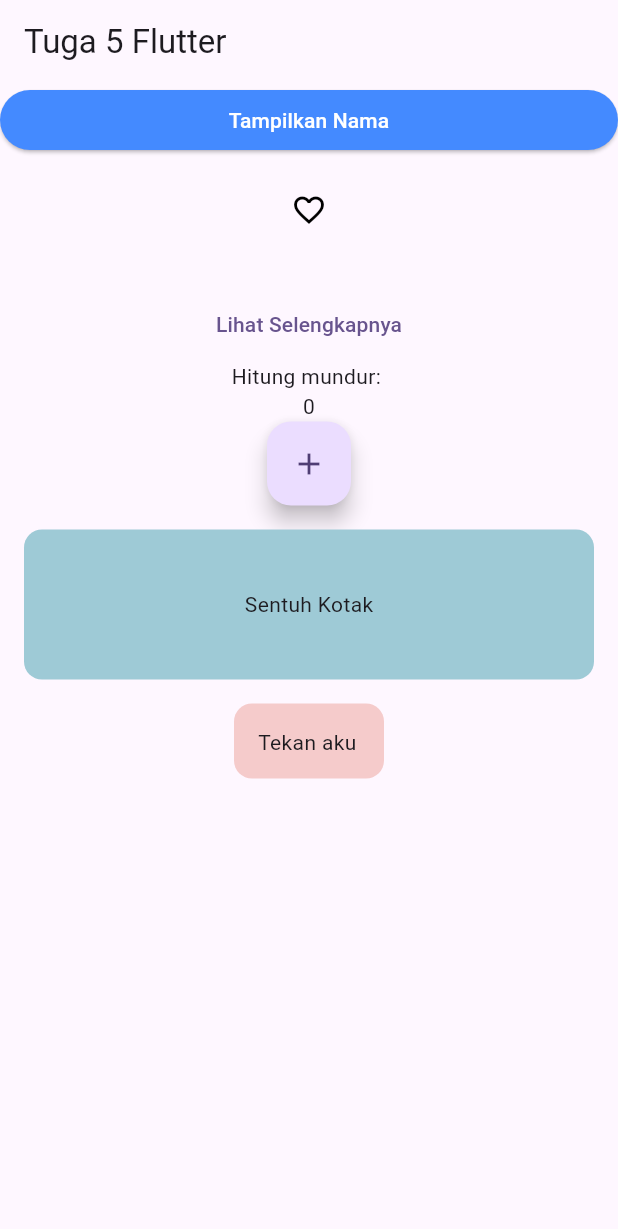
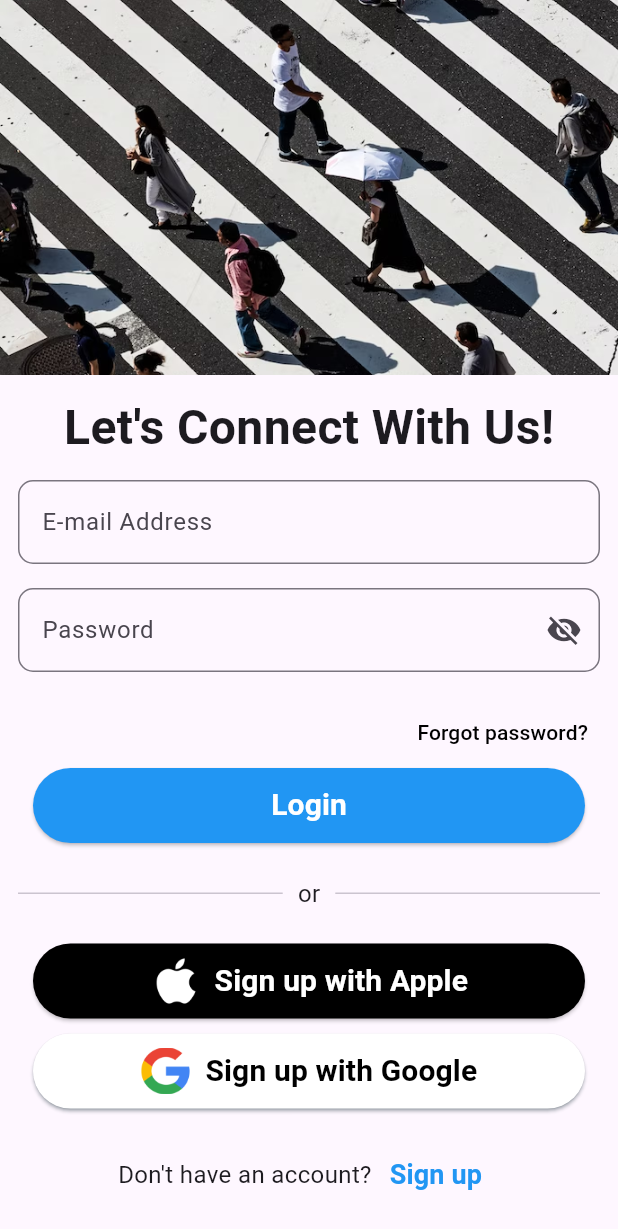
Before and after one commit to windwlndr/belajar_flutter_windu, a Flutter app: the screen it shows after launch, on a phone screen of 412 x 824 dp. Shown: the top 1229 px of the screen. Run offline on Flutter 3.47's test engine with Material 3 defaults, Android fonts, the phone set to English and light mode, and no system bars; Roboto replaces fonts that are missing (Work Sans).

Commit message:
tugas slicing login

```diff
--- /dev/null
+++ b/lib/day13/fill_form_widget.dart
@@ -0,0 +1,34 @@
+import 'package:flutter/material.dart';
+
+class fillForm extends StatelessWidget {
+  const fillForm({
+    super.key, required this.textFill, this.click,  this.isPassword = false, this.isVisibility = false
+  });
+  final String textFill;
+  final void Function()? click;
+  final bool isPassword;
+  final bool isVisibility;
+
+
+  @override
+  Widget build(BuildContext context) {
+    return TextField(
+      obscureText: isVisibility,
+      obscuringCharacter: "*",
+      decoration:
+      InputDecoration(
+        border: OutlineInputBorder(
+          borderRadius: BorderRadius.circular(10),
+        ),
+        hintText: textFill,
+        suffixIcon:
+        isPassword?
+        IconButton(
+          onPressed:
+            click,
+          icon: Icon(isVisibility ? Icons.visibility_off : Icons.visibility ),
+        ): null,
+      ),
+    );
+  }
+}
--- /dev/null
+++ b/lib/day13/tugas_slicing.dart
@@ -0,0 +1,229 @@
+import 'package:belajar_flutter_windu/day13/fill_form_widget.dart';
+import 'package:flutter/material.dart';
+
+class TugasSlicingDay13 extends StatefulWidget {
+  const TugasSlicingDay13({super.key});
+
+  @override
+  State<TugasSlicingDay13> createState() => _TugasSlicingDay13State();
+}
+
+class _TugasSlicingDay13State extends State<TugasSlicingDay13> {
+  //bool clickSee = true;
+  bool obscurepass = true;
+  @override
+  Widget build(BuildContext context) {
+    return Scaffold(
+      body: Column(
+        children: [
+          Container(
+            height: 250,
+            width: double.infinity,
+            decoration: BoxDecoration(
+              color: const Color.fromARGB(255, 207, 225, 240),
+              image: DecorationImage(
+                image: AssetImage("assets/images/background.png"),
+                fit: BoxFit.fitWidth
+              )
+            ),
+          ),
+
+          Padding(
+            padding: const EdgeInsets.all(12.0),
+            child: Center(
+              child: Text("Let's Connect With Us!", style: TextStyle(
+                fontSize: 32.09,
+                fontWeight: FontWeight.bold,
+                fontFamily: "Work Sans"
+              ),),
+            ),
+          ),
+
+          Padding(
+            padding: const EdgeInsets.symmetric(horizontal: 12.0),
+
+            //Fill Form
+            child: Column(
+              children: [
+                fillForm(textFill: "E-mail Address",),
+                SizedBox(height: 16,),
+
+                fillForm(textFill: "Password", click: (){
+                       // clickSee = !clickSee;
+                        setState(() {
+                          obscurepass = !obscurepass;
+                        });
+                      },isPassword: true , isVisibility: obscurepass,),
+                SizedBox(height: 16,),
+              ],
+            ),
+          ),
+
+          //Text Button Forgot Password
+          Padding(
+            padding: const EdgeInsets.only(right: 8.0),
+            child: Row(
+              mainAxisAlignment: MainAxisAlignment.end,
+              children: [
+                TextButton(
+                  onPressed: (){
+                    setState(() {
+                    });
+                  },
+                  child: Text(
+                    "Forgot password?",
+                    style: TextStyle(
+                      color: Colors.black
+                    ),
+                  )
+                ),
+              ],
+            ),
+          ),
+
+          //Button Login
+          ElevatedButton(
+            style: ElevatedButton.styleFrom(
+              backgroundColor: Colors.blue
+            ),
+            onPressed: (){
+              setState(() {});
+            },
+            child: SizedBox(
+              width: 320,
+              height: 50,
+              child: Center(
+                child: Text(
+                  "Login",
+                  style:
+                    TextStyle(
+                      color: Colors.white,
+                      fontSize: 20,
+                      fontFamily: "Work Sans",
+                      fontWeight: FontWeight.bold
+                    ),
+                )
+              )
+            )
+          ),
+          SizedBox(height: 10,),
+
+          //Pembatas
+          Padding(
+            padding: const EdgeInsets.all(12.0),
+            child: Row(
+              children: [
+                Expanded(
+                  child: Divider(
+                    thickness: 1,
+                  ),
+                ),
+                SizedBox(width: 10,),
+                Text("or", style: TextStyle(fontSize: 16),),
+                SizedBox(width: 10,),
+                Expanded(child: Divider(thickness: 1,))
+              ],
+            ),
+          ),
+          SizedBox(height: 10),
+
+          //Button Login Apple
+          ElevatedButton(
+            style: ElevatedButton.styleFrom(
+              backgroundColor: Colors.black
+            ),
+            onPressed: (){
+              setState(() {});
+            },
+            child: SizedBox(
+              width: 320,
+              height: 50,
+              child:
+
+              Row(
+                mainAxisAlignment: MainAxisAlignment.center,
+                children: [
+                  Image.asset('assets/images/Apple_Icons.png', height: 33, width: 33,),
+                  SizedBox(width: 10),
+                  Text(
+                    "Sign up with Apple",
+                    style:
+                      TextStyle(
+                        color: Colors.white,
+                        fontSize: 20,
+                        fontFamily: "Work Sans",
+                        fontWeight: FontWeight.bold
+                      ),
+                  ),
+                ],
+              )
+            )
+          ),
+          SizedBox(height: 10),
+
+
+          //Button Login Google
+          ElevatedButton(
+            style: ElevatedButton.styleFrom(
+              backgroundColor: Colors.white,
+              shadowColor: Colors.blueGrey
+            ),
+            onPressed: (){
+              setState(() {});
+            },
+            child: SizedBox(
+              width: 320,
+              height: 50,
+              child:
+
+              Row(
+                mainAxisAlignment: MainAxisAlignment.center,
+                children: [
+                  Image.asset('assets/images/Google_Icons.png', height: 33, width: 33,),
+                  SizedBox(width: 10),
+                  Text(
+                    "Sign up with Google",
+                    style:
+                      TextStyle(
+                        color: Colors.black,
+                        fontSize: 20,
+                        fontFamily: "Work Sans",
+                        fontWeight: FontWeight.bold
+                      ),
+                  ),
+                ],
+              )
+            )
+          ),
+          SizedBox(height: 20,),
+
+          Row(
+            mainAxisAlignment: MainAxisAlignment.center,
+            children: [
+              Text(
+                "Don't have an account?",
+                style: TextStyle(
+                  fontSize: 16
+                ),
+              ),
+              TextButton(
+                  onPressed: (){
+                    setState(() {
+                    });
+                  },
+                  child: Text(
+                    "Sign up",
+                    style: TextStyle(
+                      color: Colors.blue,
+                      fontWeight: FontWeight.bold,
+                      fontSize: 18
+                    ),
+                  )
+                ),
+            ],
+          )
+        ],
+      ),
+    );
+  }
+}
--- a/lib/main.dart
+++ b/lib/main.dart
@@ -3,6 +3,7 @@ import 'package:belajar_flutter_windu/day10/tugas_4.dart';
 import 'package:belajar_flutter_windu/day12/state/state1.dart';
 import 'package:belajar_flutter_windu/day12/tugas_5/elevated_button.dart';
 import 'package:belajar_flutter_windu/day12/tugas_5/tugas_5.dart';
+import 'package:belajar_flutter_windu/day13/tugas_slicing.dart';
 import 'package:belajar_flutter_windu/day7/tugas_1.dart';
 import 'package:belajar_flutter_windu/day9/tugas_2.dart';
 import 'package:flutter/material.dart';
@@ -37,7 +38,7 @@ class MyApp extends StatelessWidget {
         // tested with just a hot reload.
         colorScheme: ColorScheme.fromSeed(seedColor: Colors.deepPurple),
       ),
-      home: Tugas5Flutter(),
+      home: TugasSlicingDay13(),
     );
   }
 }
```
Also changed, not shown: assets/images/Apple_Icons.png (added), assets/images/Google_Icons.png (added), assets/images/background.png (added), assets/images/bg image.png (added).
